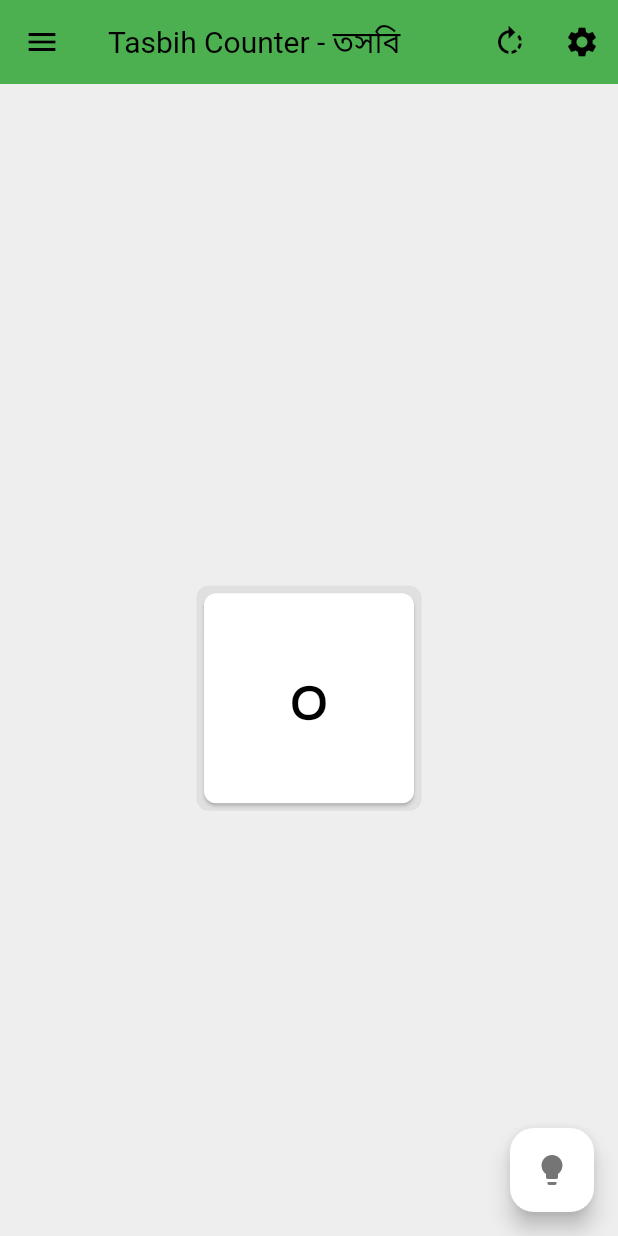
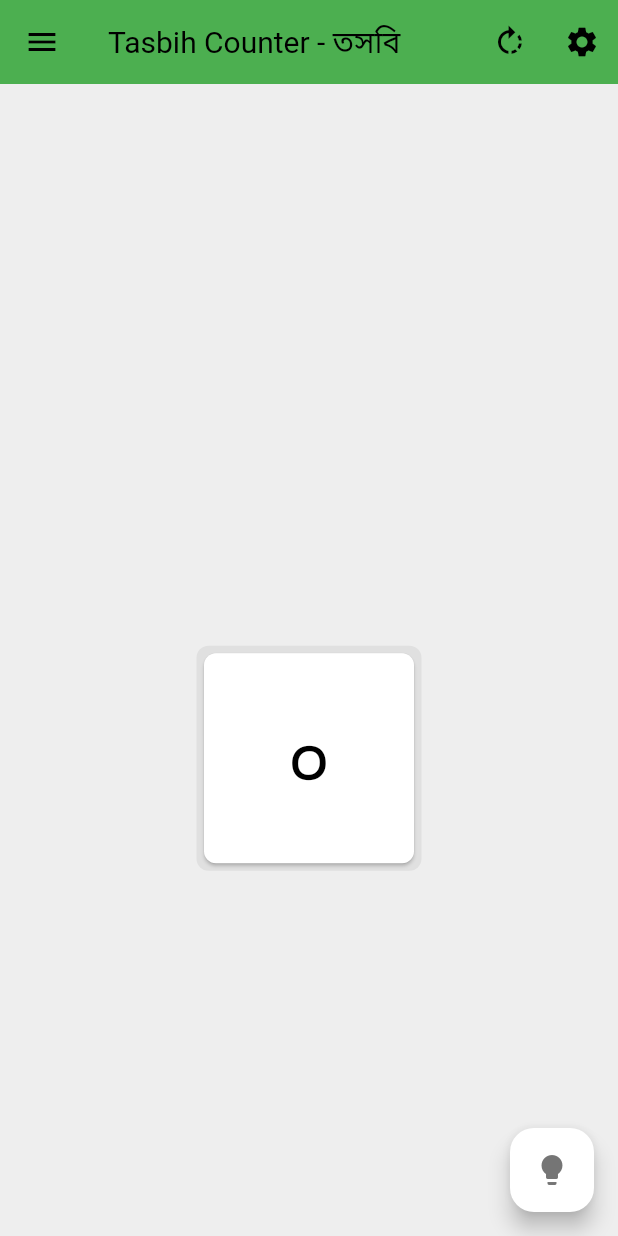
Before and after one commit to Azimul-Haque/tasbih-android, a Flutter app: the screen it shows after launch, on a phone screen of 412 x 824 dp. Run offline on Flutter 3.47's test engine with Material 3 defaults, Android fonts, the phone set to English and light mode, and no system bars; our stand-ins replace shared_preferences.

Commit message:
Commit Mon 11/25/2024  5:22:37.19 18916

```diff
--- a/lib/view/home.dart
+++ b/lib/view/home.dart
@@ -76,7 +76,7 @@ class _MyHomePageState extends State<MyHomePage> {
               ),
             ]),
           ),
-          const SizedBox(height: 20),
+          const SizedBox(height: 100),
           MyBox(
             height: 150,
             widht: 150,
```
